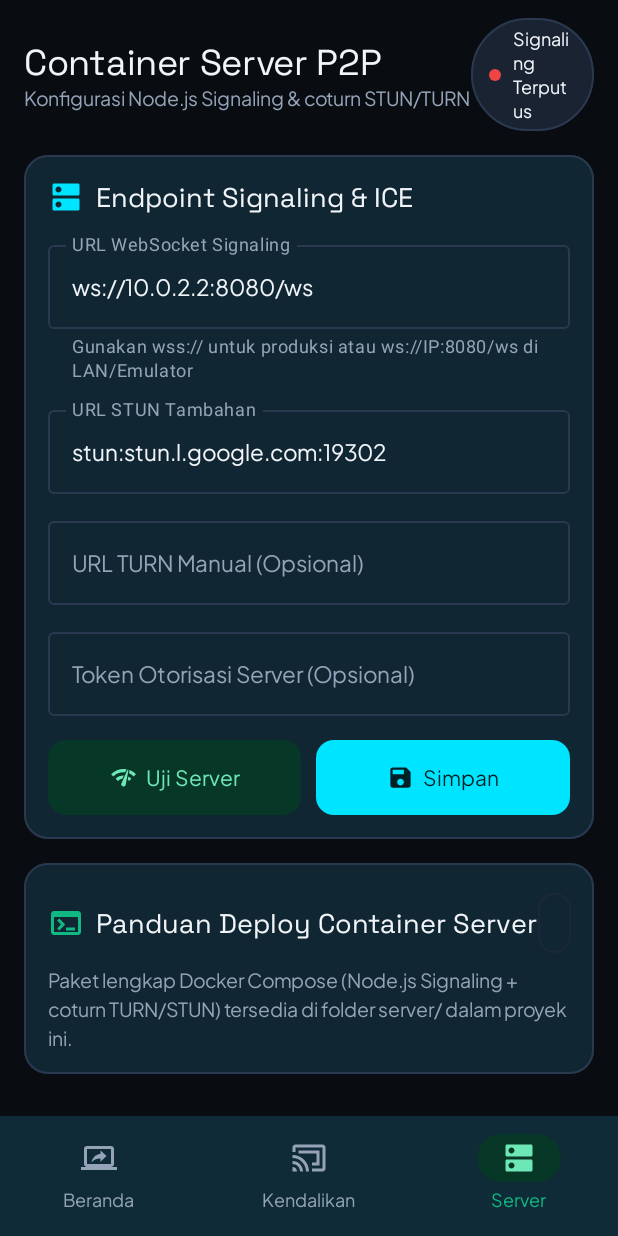
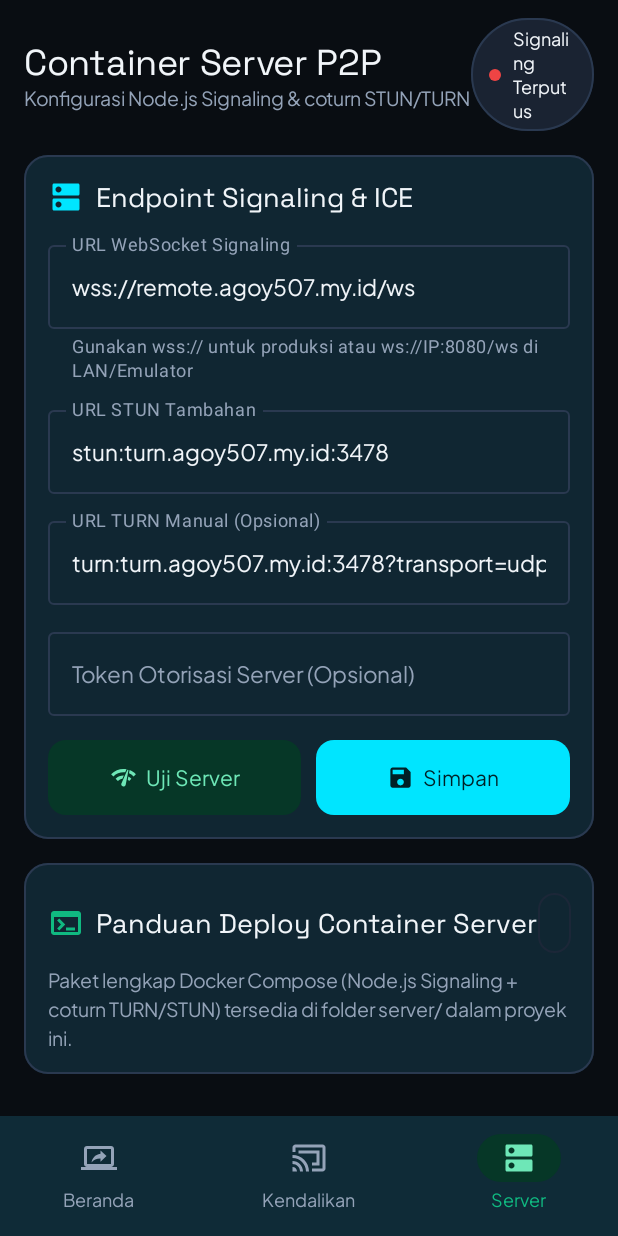
Before and after one commit to agoy507/Remote-Control-Android-P2P, an Android app built with Jetpack Compose: the screen it shows after launch (MainActivity), item 3 of the bottom bar chosen, on a phone screen of 412 x 824 dp. Run offline under Robolectric (Android 15) with nearby library versions, the phone set to English and light mode, and no system bars; libraries missing offline, so code that uses them is left out: org.webrtc.

Commit message:
feat(server): configure production infrastructure
- docker-compose: Caddy (loopback:18081) + Signaling (internal) + coturn (public)
- coturn: relay port 49160-49200/udp, realm turn.agoy507.my.id, external-ip 168.110.216.221
- Caddyfile: proxy /ws -> signaling:8080, /health -> 200
- .env.example: updated for production topology
- server/README.md: full production topology docs + firewalld commands
- Android RemoteModels: default URLs -> production (wss://remote.agoy507.my.id/ws)
- ServerEndpointConfig: add turnUsername + turnCredential fields
- strings.xml: fix remaining KendaliP2P reference

```diff
--- a/app/src/main/java/com/agoy507/mdremote/model/RemoteModels.kt
+++ b/app/src/main/java/com/agoy507/mdremote/model/RemoteModels.kt
@@ -14,12 +14,20 @@ data class ServerEndpointConfig(
     val signalingUrl: String = DEFAULT_SIGNALING_URL,
     val stunUrl: String = DEFAULT_STUN_URL,
     val turnUrl: String = DEFAULT_TURN_URL,
+    val turnUsername: String = DEFAULT_TURN_USERNAME,
+    val turnCredential: String = "",        // diisi dari credential HMAC yang dikirim server
     val serverApiToken: String = "",
 ) {
     companion object {
-        const val DEFAULT_SIGNALING_URL = "ws://10.0.2.2:8080/ws"
-        const val DEFAULT_STUN_URL = "stun:stun.l.google.com:19302"
-        const val DEFAULT_TURN_URL = ""
+        // Production server — remote.agoy507.my.id via Cloudflare Tunnel (wss)
+        const val DEFAULT_SIGNALING_URL = "wss://remote.agoy507.my.id/ws"
+        // turn.agoy507.my.id → 168.110.216.221 (PC B, Oracle)
+        const val DEFAULT_STUN_URL = "stun:turn.agoy507.my.id:3478"
+        const val DEFAULT_TURN_URL = "turn:turn.agoy507.my.id:3478?transport=udp"
+        const val DEFAULT_TURN_USERNAME = "desktopremote"
+        // Fallback untuk dev lokal / emulator
+        const val LOCAL_SIGNALING_URL = "ws://10.0.2.2:8080/ws"
+        const val LOCAL_STUN_URL = "stun:stun.l.google.com:19302"
     }
 }
 
--- a/app/src/main/res/values/strings.xml
+++ b/app/src/main/res/values/strings.xml
@@ -4,7 +4,7 @@
     <string name="accessibility_service_description">Mengizinkan KendaliP2P meneruskan gestur sentuh, geser, gulir, dan tombol navigasi sistem jarak jauh setelah Anda memulai sesi terenkripsi.</string>
     <string name="notification_channel_host">Sesi Berbagi Layar Host</string>
     <string name="notification_channel_host_desc">Menampilkan status aktif saat perangkat dibagikan dan dikendalikan jarak jauh.</string>
-    <string name="notification_host_title">Mode Host KendaliP2P Aktif</string>
+    <string name="notification_host_title">Mode Host Multidevice Remote Aktif</string>
     <string name="notification_host_waiting">Menunggu koneksi terenkripsi E2EE…</string>
     <string name="notification_host_connected">Terhubung E2EE AES-256-GCM dengan pengendali</string>
     <string name="action_stop_host">Hentikan Sesi</string>
```
Also changed, not shown: 5 other files.
